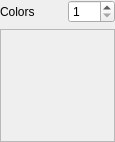
First picture: the form in ColorsPicker.ui, repository DLdota/OpenRGBEffectsPlugin, before the edit.
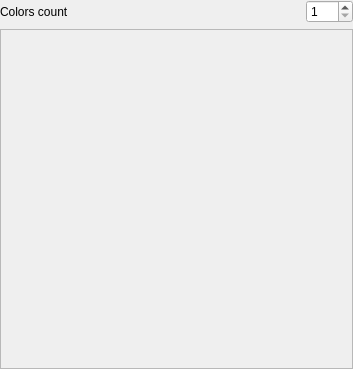
Second picture: the form after the edit.

Commit message: Added Prefered and Random colors to global settings, fix memleak, autosave on popup close

```diff
--- a/ColorsPicker.ui
+++ b/ColorsPicker.ui
@@ -6,8 +6,8 @@
    <rect>
     <x>0</x>
     <y>0</y>
-    <width>115</width>
-    <height>142</height>
+    <width>353</width>
+    <height>369</height>
    </rect>
   </property>
   <property name="sizePolicy">
@@ -41,7 +41,7 @@
    <item row="0" column="0">
     <widget class="QLabel" name="colors_label">
      <property name="text">
-      <string>Colors</string>
+      <string>Colors count</string>
      </property>
     </widget>
    </item>
@@ -74,8 +74,8 @@
        <rect>
         <x>0</x>
         <y>0</y>
-        <width>113</width>
-        <height>111</height>
+        <width>351</width>
+        <height>335</height>
        </rect>
       </property>
      </widget>
```
The commit also changes 9 other files.
